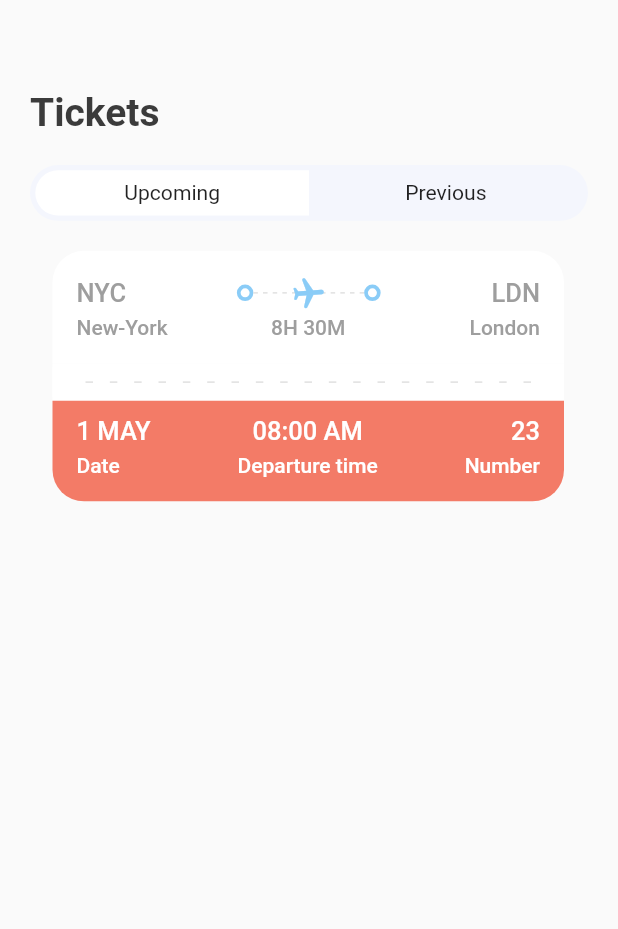
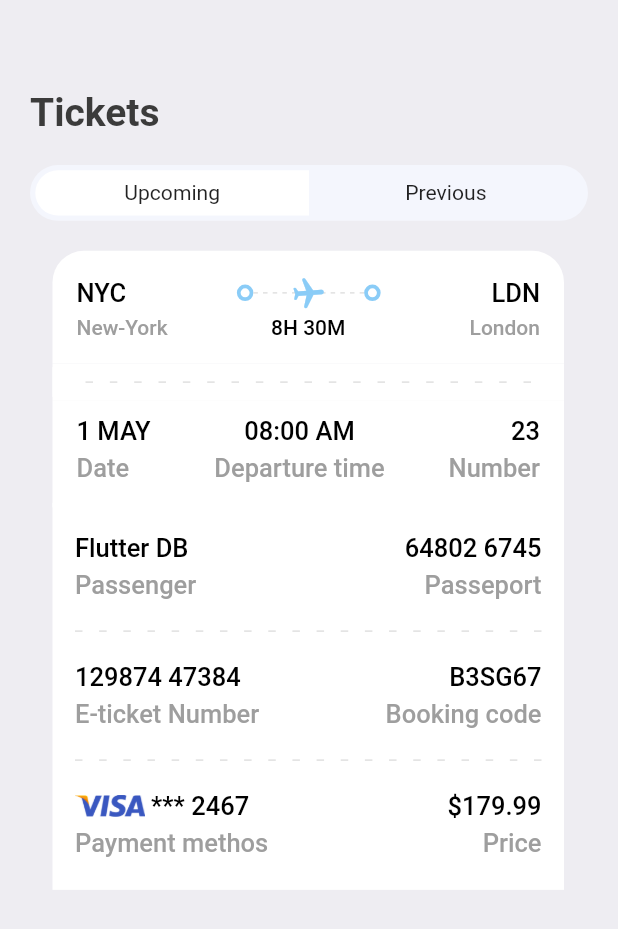
Before and after one commit to Linabousbih/TravelApp, a Flutter app: the TicketScreen screen opened directly, on a phone screen of 412 x 824 dp. Shown: the top 929 px of the screen. Run offline on Flutter 3.47's test engine with Material 2 defaults, Android fonts, the phone set to English and light mode, and no system bars; our stand-ins replace fluentui_icons, gap, get.

Commit message:
Third page ticket view

```diff
--- a/lib/screens/ticket_screen.dart
+++ b/lib/screens/ticket_screen.dart
@@ -2,6 +2,8 @@ import 'package:first_one/screens/ticket_view.dart';
 import 'package:first_one/utils/app_info_list.dart';
 import 'package:first_one/utils/app_layout.dart';
 import 'package:first_one/utils/app_styles.dart';
+import 'package:first_one/widgets/line_widget.dart';
+import 'package:first_one/widgets/ticket_part.dart';
 import 'package:first_one/widgets/ticket_tabs.dart';
 import 'package:flutter/material.dart';
 import 'package:gap/gap.dart';
@@ -13,6 +15,7 @@ class TicketScreen extends StatelessWidget {
   Widget build(BuildContext context) {
     final size = AppLayout.getSize(context);
     return Scaffold(
+      backgroundColor: Styles.bgColor,
       body: ListView(
           padding: EdgeInsets.symmetric(
               vertical: AppLayout.getHeight(20),
@@ -27,9 +30,98 @@ class TicketScreen extends StatelessWidget {
             AppTicketsTabs(firstTab: "Upcoming", secondTab: "Previous"),
             Gap(AppLayout.getHeight(20)),
             Container(
-              padding: EdgeInsets.only(left: AppLayout.getHeight(15)),
-              child: TicketView(ticket: ticketList[0],isColor: true,)
-            )
+                padding: EdgeInsets.only(left: AppLayout.getHeight(15)),
+                child: TicketView(
+                  ticket: ticketList[0],
+                  isColor: true,
+                )),
+            SizedBox(
+              height: 1,
+            ),
+            Container(
+              padding: EdgeInsets.symmetric(
+                  horizontal: AppLayout.getWidth(15),
+                  vertical: AppLayout.getHeight(20)),
+              margin: EdgeInsets.only(
+                  left: AppLayout.getWidth(15), right: AppLayout.getWidth(16)),
+              color: Colors.white,
+              child: Column(
+                children: [
+                  Row(
+                    mainAxisAlignment: MainAxisAlignment.spaceBetween,
+                    children: [
+                      AppTicketPart(
+                        text1: "Flutter DB",
+                        text2: "Passenger",
+                        alignment: CrossAxisAlignment.start,
+                        isColor: false,
+                      ),
+                      AppTicketPart(
+                        text1: "64802 6745",
+                        text2: "Passeport",
+                        alignment: CrossAxisAlignment.end,
+                        isColor: false,
+                      ),
+                    ],
+                  ),
+                  Gap(AppLayout.getHeight(20)),
+                  AppLineWidget(
+                    sections: 15,
+                    isColor: true,
+                  ),
+                  Gap(AppLayout.getHeight(20)),
+                  Row(
+                    mainAxisAlignment: MainAxisAlignment.spaceBetween,
+                    children: [
+                      AppTicketPart(
+                        text1: "129874 47384",
+                        text2: "E-ticket Number",
+                        alignment: CrossAxisAlignment.start,
+                        isColor: false,
+                      ),
+                      AppTicketPart(
+                        text1: "B3SG67",
+                        text2: "Booking code",
+                        alignment: CrossAxisAlignment.end,
+                        isColor: false,
+                      ),
+                    ],
+                  ),
+                  Gap(AppLayout.getHeight(20)),
+                  AppLineWidget(
+                    sections: 15,
+                    isColor: true,
+                  ),
+                  Gap(AppLayout.getHeight(20)),
+                  Row(
+                    mainAxisAlignment: MainAxisAlignment.spaceBetween,
+                    children: [
+                    Column(
+                    crossAxisAlignment: CrossAxisAlignment.start,
+                      children: [
+                      Row(
+                        children: [
+                        Image.asset("assets/images/visa.png",scale: 11,),
+                        Text(" *** 2467", style: Styles.headlineStyleS.copyWith(color: Colors.black),)
+                      ]
+                      ),
+                      Gap(5),
+                      Text("Payment methos", style: Styles.headlineStyleS,)
+                    ],),
+                    AppTicketPart(text1: "\$179.99", text2: "Price", alignment: CrossAxisAlignment.end, isColor: false,)
+                  ],),
+                  const SizedBox(height: 1,)
+                ],
+              ),
+            ),
+
+          /************************************************
+           ****************Bar Code section*****************
+           ************************************************/
+
+
+
+
           ]),
     );
   }
--- a/lib/screens/ticket_view.dart
+++ b/lib/screens/ticket_view.dart
@@ -1,9 +1,12 @@
 import 'package:first_one/utils/app_layout.dart';
 import 'package:first_one/utils/app_styles.dart';
 import 'package:first_one/widgets/dot.dart';
+import 'package:first_one/widgets/line_widget.dart';
+import 'package:first_one/widgets/ticket_part.dart';
 import 'package:fluentui_icons/fluentui_icons.dart';
 import 'package:flutter/material.dart';
 import 'package:gap/gap.dart';
+import 'package:get/utils.dart';
 
 class TicketView extends StatelessWidget {
   final Map<String, dynamic> ticket;
@@ -17,7 +20,7 @@ class TicketView extends StatelessWidget {
 
     return SizedBox(
       width: size.width * 0.85,
-      height: AppLayout.getHeight(200),
+      height: AppLayout.getHeight(GetPlatform.isAndroid==true ? 167: 172),
       child: Container(
         margin: EdgeInsets.only(right: AppLayout.getHeight(16)),
         child: Column(
@@ -43,7 +46,7 @@ class TicketView extends StatelessWidget {
                           style: isColor == null
                               ? Styles.headlineStyleS
                                   .copyWith(color: Colors.white)
-                              : Styles.headlineStyleS),
+                              : Styles.headlineStyleS.copyWith(color: Colors.black)),
                       const Spacer(),
                       Dot(isColor: true),
                       Expanded(
@@ -96,7 +99,7 @@ class TicketView extends StatelessWidget {
                           style: isColor == null
                               ? Styles.headlineStyleS
                                   .copyWith(color: Colors.white)
-                              : Styles.headlineStyleS),
+                              : Styles.headlineStyleS.copyWith(color: Colors.black)),
                     ],
                   ),
                   const Gap(3),
@@ -115,7 +118,7 @@ class TicketView extends StatelessWidget {
                         style: isColor == null
                             ? Styles.headlineStyleXS
                                 .copyWith(color: Colors.white)
-                            : Styles.headlineStyleXS,
+                            : Styles.headlineStyleXS.copyWith(color: Colors.black),
                       ),
                       SizedBox(
                           width: AppLayout.getWidth(100),
@@ -154,25 +157,7 @@ class TicketView extends StatelessWidget {
                   Expanded(
                     child: Padding(
                       padding: const EdgeInsets.all(12.0),
-                      child: LayoutBuilder(
-                        builder:
-                            (BuildContext context, BoxConstraints constraints) {
-                          return Flex(
-                            direction: Axis.horizontal,
-                            mainAxisAlignment: MainAxisAlignment.spaceBetween,
-                            children: List.generate(
-                                (constraints.constrainWidth() / 15).floor(),
-                                (index) => SizedBox(
-                                      width: AppLayout.getWidth(5),
-                                      height: AppLayout.getHeight(1),
-                                      child: DecoratedBox(
-                                          decoration: BoxDecoration(
-                                        color:isColor==null ? Colors.white:Colors.grey.shade300,
-                                      )),
-                                    )),
-                          );
-                        },
-                      ),
+                      child: AppLineWidget(sections: 15,isColor: false,)
                     ),
                   ),
                   SizedBox(
@@ -192,65 +177,20 @@ class TicketView extends StatelessWidget {
             ),
             Container(
               decoration: BoxDecoration(
-                  color: Styles.orangeColor,
+                  color: isColor==null? Styles.orangeColor:Colors.white,
                   borderRadius: BorderRadius.only(
-                      bottomLeft: Radius.circular(AppLayout.getHeight(21)),
-                      bottomRight: Radius.circular(AppLayout.getHeight(21)))),
+                      bottomLeft: Radius.circular(AppLayout.getHeight(isColor==null?21:0)),
+                      bottomRight: Radius.circular(AppLayout.getHeight(isColor==null?21:0)))),
               padding:
                   EdgeInsets.only(left: 16, top: 10, right: 16, bottom: 16),
               child: Column(
                 children: [
                   Row(
+                    mainAxisAlignment: MainAxisAlignment.spaceBetween,
                     children: [
-                      Column(
-                        crossAxisAlignment: CrossAxisAlignment.start,
-                        children: [
-                          Text(
-                            ticket['date'],
-                            style: Styles.headlineStyleS
-                                .copyWith(color: Colors.white),
-                          ),
-                          const Gap(5),
-                          Text(
-                            "Date",
-                            style: Styles.headlineStyleXS
-                                .copyWith(color: Colors.white),
-                          )
-                        ],
-                      ),
-                      const Spacer(),
-                      Column(
-                        children: [
-                          Text(
-                            ticket['departure_time'],
-                            style: Styles.headlineStyleS
-                                .copyWith(color: Colors.white),
-                          ),
-                          const Gap(5),
-                          Text(
-                            "Departure time",
-                            style: Styles.headlineStyleXS
-                                .copyWith(color: Colors.white),
-                          )
-                        ],
-                      ),
-                      const Spacer(),
-                      Column(
-                        crossAxisAlignment: CrossAxisAlignment.end,
-                        children: [
-                          Text(
-                            ticket['number'].toString(),
-                            style: Styles.headlineStyleS
-                                .copyWith(color: Colors.white),
-                          ),
-                          const Gap(5),
-                          Text(
-                            "Number",
-                            style: Styles.headlineStyleXS
-                                .copyWith(color: Colors.white),
-                          )
-                        ],
-                      ),
+                      AppTicketPart(text1: ticket['date'], text2: "Date", alignment: CrossAxisAlignment.start,isColor: false,),
+                      AppTicketPart(text1: ticket['departure_time'], text2: "Departure time", alignment: CrossAxisAlignment.center,isColor: false,),
+                      AppTicketPart(text1: ticket['number'].toString(), text2: "Number", alignment: CrossAxisAlignment.end,isColor: false,),
                     ],
                   )
                 ],
--- /dev/null
+++ b/lib/widgets/line_widget.dart
@@ -0,0 +1,31 @@
+import 'package:first_one/utils/app_layout.dart';
+import 'package:flutter/material.dart';
+
+class AppLineWidget extends StatelessWidget {
+  final bool? isColor;
+  final int sections;
+  const AppLineWidget({Key ? key, this.isColor, required this.sections}) : super (key: key);
+
+  @override
+  Widget build(BuildContext context) {
+    return LayoutBuilder(
+                        builder:
+                            (BuildContext context, BoxConstraints constraints) {
+                          return Flex(
+                            direction: Axis.horizontal,
+                            mainAxisAlignment: MainAxisAlignment.spaceBetween,
+                            children: List.generate(
+                                (constraints.constrainWidth() / sections).floor(),
+                                (index) => SizedBox(
+                                      width: AppLayout.getWidth(5),
+                                      height: AppLayout.getHeight(1),
+                                      child: DecoratedBox(
+                                          decoration: BoxDecoration(
+                                        color:isColor==null ? Colors.white:Colors.grey.shade300,
+                                      )),
+                                    )),
+                          );
+                        },
+                      );
+  }
+}
--- /dev/null
+++ b/lib/widgets/ticket_part.dart
@@ -0,0 +1,27 @@
+import 'package:first_one/utils/app_layout.dart';
+import 'package:first_one/utils/app_styles.dart';
+import 'package:flutter/material.dart';
+import 'package:gap/gap.dart';
+
+class AppTicketPart extends StatelessWidget {
+  final CrossAxisAlignment alignment;
+  final bool? isColor;
+  final String text1;
+  final String text2;
+  const AppTicketPart({Key ? key, required this.text1, required this.text2, required this.alignment, this.isColor} ): super (key:key);
+
+  @override
+  Widget build(BuildContext context) {
+    return Column(
+      crossAxisAlignment: alignment,
+      children: [
+      Text(
+        text1,
+        style: isColor==null? Styles.headlineStyleS.copyWith(color: Colors.white):Styles.headlineStyleS.copyWith(color: Colors.black),
+      ),
+      Gap(AppLayout.getHeight(5)),
+      Text(text2,
+          style: isColor==null? Styles.headlineStyleS.copyWith(color: Colors.white):Styles.headlineStyleS),
+    ]);
+  }
+}
```
